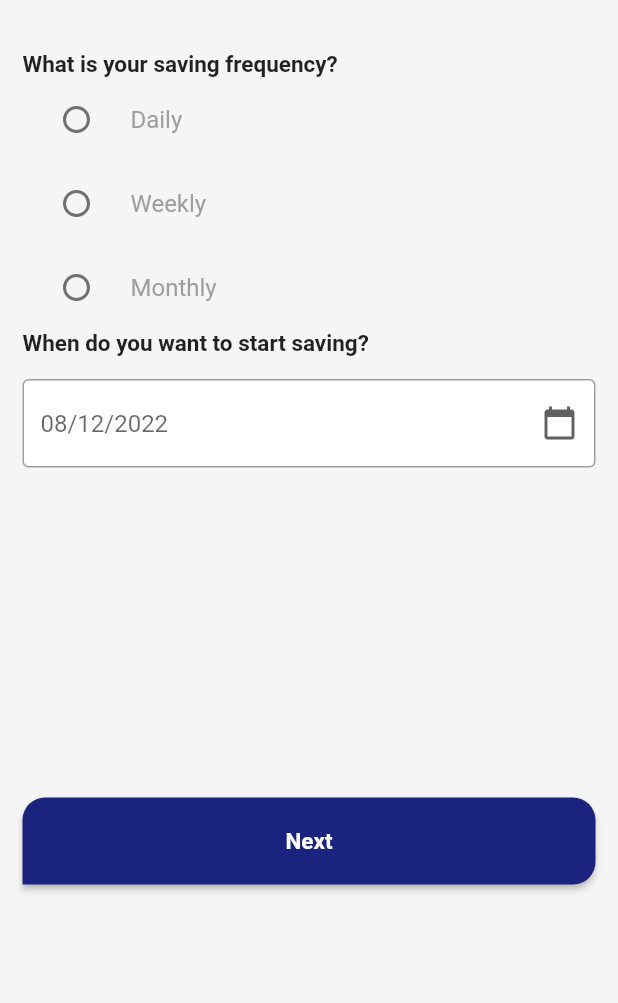
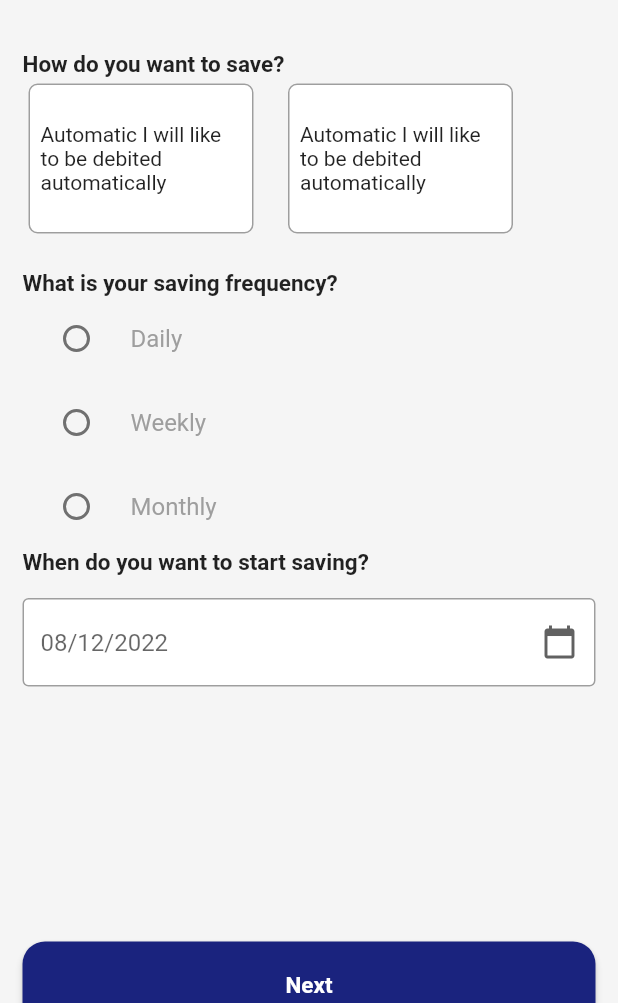
Before and after one commit to D-realsamdev/Assessment, a Flutter app: the Stage2Screen screen opened directly, on a phone screen of 412 x 824 dp, the part 233-1236 px from its top. Run offline on Flutter 3.47's test engine with Material 2 defaults, Android fonts, the phone set to English and light mode, and no system bars; network calls fail; key blocks and very long unbroken strings in the code were emptied for the run.

Commit message:
Update on the savings duration scree

```diff
--- a/lib/components/ReusableComponents.dart
+++ b/lib/components/ReusableComponents.dart
@@ -4,6 +4,7 @@ import 'package:flutter/material.dart';
 class ReusableButton extends StatelessWidget {
   const ReusableButton({required this.bttext});
   final String bttext;
+
   @override
   Widget build(BuildContext context) {
     return MaterialButton(
@@ -107,3 +108,32 @@ class InputField extends StatelessWidget {
     );
   }
 }
+
+class ReusableCard extends StatelessWidget {
+  const ReusableCard({
+    Key? key,
+  }) : super(key: key);
+
+  @override
+  Widget build(BuildContext context) {
+    return Card(
+      elevation: 0,
+      shape: RoundedRectangleBorder(
+        side: BorderSide(
+          color: Colors.grey,
+        ),
+        borderRadius: const BorderRadius.all(Radius.circular(6)),
+      ),
+      child: const SizedBox(
+        width: 150,
+        height: 100,
+        child: Center(
+          child: Padding(
+            padding: EdgeInsets.all(8.0),
+            child: Text('Automatic I will like to be debited automatically'),
+          ),
+        ),
+      ),
+    );
+  }
+}
--- a/lib/constant.dart
+++ b/lib/constant.dart
@@ -7,6 +7,6 @@ const cardColor = Color(0x2A286A);
 const SizedBox h15Spacing = SizedBox(height: 15);
 const SizedBox h18Spacing = SizedBox(height: 18);
 const SizedBox h20Spacing = SizedBox(height: 20);
-const SizedBox w12Spacing = SizedBox(width: 12);
+const SizedBox w15Spacing = SizedBox(width: 15);
 const SizedBox w10Spacing = SizedBox(width: 10);
 const SizedBox w5Spacing = SizedBox(width: 5);
--- a/lib/main.dart
+++ b/lib/main.dart
@@ -1,4 +1,7 @@
 import 'package:assessment/screens/savings/savings_duration.dart';
+import 'package:assessment/screens/savings/stage1.dart';
+import 'package:assessment/screens/savings/stage2.dart';
+import 'package:assessment/screens/savings/stage3.dart';
 import 'package:flutter/material.dart';
 
 void main() {
@@ -15,7 +18,7 @@ class MyApp extends StatelessWidget {
       theme: ThemeData(
         primarySwatch: Colors.blue,
       ),
-      home: SavingsDurationScreen(),
+      home: Stage1Screen(),
     );
   }
 }
--- a/lib/screens/savings/stage2.dart
+++ b/lib/screens/savings/stage2.dart
@@ -105,6 +105,26 @@ class _Stage2ScreenState extends State<Stage2Screen> {
                       crossAxisAlignment: CrossAxisAlignment.start,
                       children: [
                         Text(
+                          "How do you want to save?",
+                          style: TextStyle(
+                              fontWeight: FontWeight.bold, fontSize: 15),
+                        ),
+                        Row(
+                          children: [
+                            ReusableCard(),
+                            w15Spacing,
+                            ReusableCard(),
+                          ],
+                        )
+                      ],
+                    ),
+                  ),
+                  h20Spacing,
+                  Container(
+                    child: Column(
+                      crossAxisAlignment: CrossAxisAlignment.start,
+                      children: [
+                        Text(
                           "What is your saving frequency?",
                           style: TextStyle(
                               fontWeight: FontWeight.bold, fontSize: 15),
@@ -169,7 +189,7 @@ class _Stage2ScreenState extends State<Stage2Screen> {
                     ],
                   ),
                   SizedBox(
-                    height: 200,
+                    height: 150,
                   ),
                   ReusableButton(
                     bttext: "Next",
```
Also changed, not shown: lib/screens/savings/stage3.dart (+1 -34 lines).
